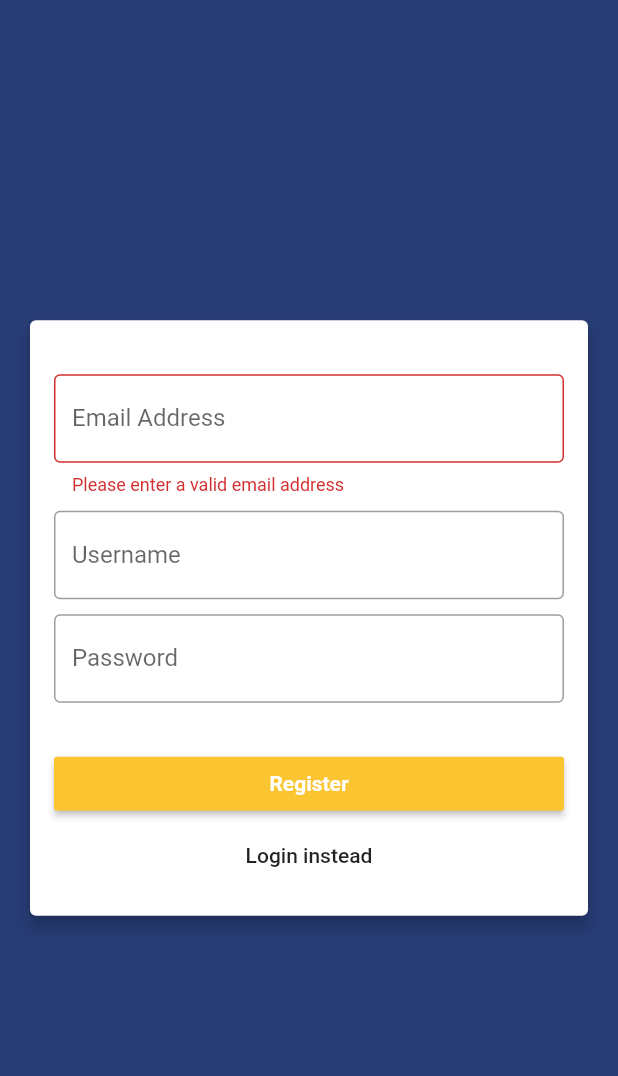
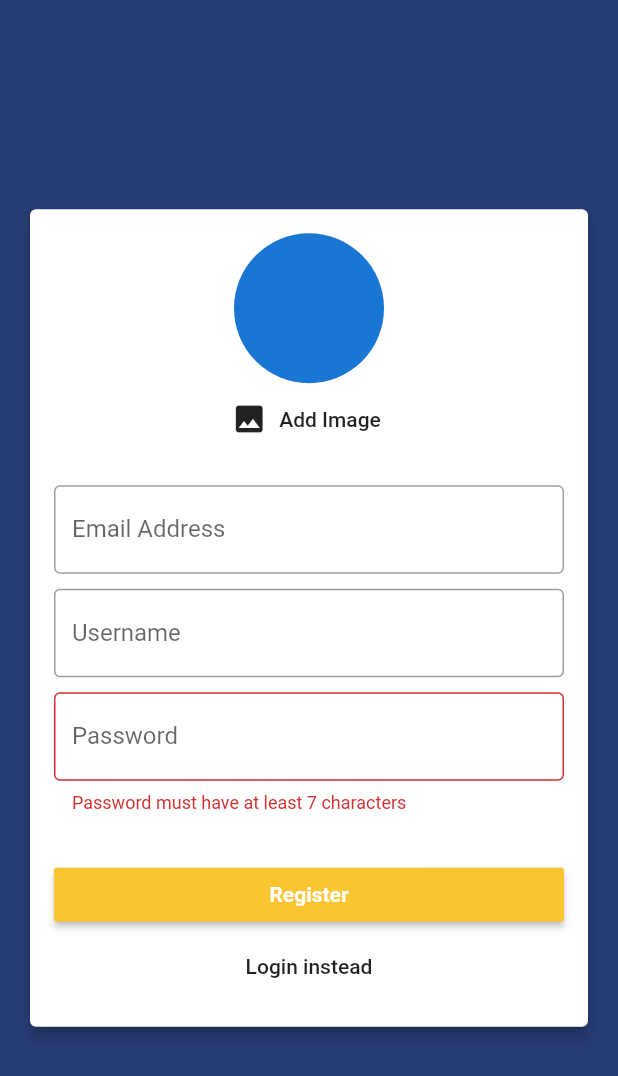
Before and after one commit to JulianGarzon22/chat_firebase, a Flutter app: the screen it shows after launch, after a tap on "Login", after a tap on "Register instead", on a phone screen of 412 x 824 dp. Shown: the top 1076 px of the screen. Run offline on Flutter 3.47's test engine with Material 2 defaults, Android fonts, the phone set to English and light mode, and no system bars; our stand-ins replace cloud_firestore, firebase_auth, firebase_storage, image_picker; accounts and stored records are empty.

Commit message:
Upload profile image

```diff
--- a/lib/screens/auth_screen.dart
+++ b/lib/screens/auth_screen.dart
@@ -1,6 +1,9 @@
+import 'dart:io';
+
 import 'package:cloud_firestore/cloud_firestore.dart';
 import 'package:flutter/material.dart';
 import 'package:firebase_auth/firebase_auth.dart';
+import 'package:firebase_storage/firebase_storage.dart';
 
 import 'package:chat_firebase/widgets/auth/auth_form.dart';
 import 'package:flutter/services.dart';
@@ -19,6 +22,7 @@ class _AuthScreenState extends State<AuthScreen> {
     String password,
     String username,
     bool isLogin,
+    File image,
     BuildContext context,
   ) async {
     AuthResult authResult;
@@ -34,10 +38,17 @@ class _AuthScreenState extends State<AuthScreen> {
         authResult = await _auth.createUserWithEmailAndPassword(
             email: email, password: password);
 
+        final ref = FirebaseStorage.instance
+            .ref()
+            .child('user_images')
+            .child(authResult.user.uid + '.jpg');
+        await ref.putFile(image).onComplete;
+        final url = await ref.getDownloadURL();
+
         await Firestore.instance
             .collection('users')
             .document(authResult.user.uid)
-            .setData({'username': username, 'email': email});
+            .setData({'username': username, 'email': email, 'image_url': url});
       }
     } on PlatformException catch (err) {
       String message = 'An error occurred!';
--- a/lib/widgets/auth/auth_form.dart
+++ b/lib/widgets/auth/auth_form.dart
@@ -1,7 +1,12 @@
+import 'dart:io';
+
 import 'package:flutter/material.dart';
 
+import 'package:chat_firebase/widgets/pickers/user_image_picker.dart';
+
 class AuthForm extends StatefulWidget {
-  final void Function(String, String, String, bool, BuildContext) submitFn;
+  final void Function(String, String, String, bool, File, BuildContext)
+      submitFn;
   final bool isLoading;
 
   AuthForm(this.submitFn, this.isLoading);
@@ -17,17 +22,30 @@ class _AuthFormState extends State<AuthForm> {
   String _userEmail = '';
   String _userName = '';
   String _userPassword = '';
+  File _userImageFile;
 
   void _trySubmit() {
     final isValid = _formKey.currentState.validate();
     FocusScope.of(context).unfocus();
 
+    if (_userImageFile == null && !_isLogin) {
+      Scaffold.of(context).showSnackBar(SnackBar(
+        content: Text('Plase pick an image'),
+      ));
+
+      return;
+    }
+
     if (isValid) {
       _formKey.currentState.save();
 
       widget.submitFn(_userEmail.trim(), _userPassword.trim(), _userName.trim(),
-          _isLogin, context);
+          _isLogin, _userImageFile, context);
     }
+  }
+
+  void _pickedImage(File image) {
+    _userImageFile = image;
   }
 
   @override
@@ -44,6 +62,7 @@ class _AuthFormState extends State<AuthForm> {
               child: Column(
                 mainAxisSize: MainAxisSize.min,
                 children: <Widget>[
+                  if (!_isLogin) UserImagePicker(_pickedImage),
                   Container(
                     margin: EdgeInsets.only(bottom: 10, top: 20),
                     child: TextFormField(
--- /dev/null
+++ b/lib/widgets/pickers/user_image_picker.dart
@@ -0,0 +1,53 @@
+import 'dart:io';
+
+import 'package:flutter/material.dart';
+
+import 'package:image_picker/image_picker.dart';
+
+class UserImagePicker extends StatefulWidget {
+  final Function(File) imagePickFn;
+
+  UserImagePicker(this.imagePickFn);
+
+  @override
+  _UserImagePickerState createState() => _UserImagePickerState();
+}
+
+class _UserImagePickerState extends State<UserImagePicker> {
+  final ImagePicker _picker = ImagePicker();
+  File _image;
+
+  void _pickImage() async {
+    try {
+      final PickedFile pickedFile = await _picker.getImage(
+          source: ImageSource.camera,
+          imageQuality: 50,
+          maxHeight: 150,
+          maxWidth: 150);
+
+      setState(() {
+        _image = File(pickedFile.path);
+      });
+      widget.imagePickFn(_image);
+    } catch (e) {
+      print(e);
+    }
+  }
+
+  @override
+  Widget build(BuildContext context) {
+    return Column(
+      children: <Widget>[
+        CircleAvatar(
+          radius: 50,
+          backgroundImage: _image != null ? FileImage(_image) : null,
+        ),
+        FlatButton.icon(
+          onPressed: _pickImage,
+          icon: Icon(Icons.image),
+          label: Text('Add Image'),
+        ),
+      ],
+    );
+  }
+}
--- a/pubspec.yaml
+++ b/pubspec.yaml
@@ -26,12 +26,14 @@ dependencies:
 
   # Utilities
   intl: ^0.16.1
+  image_picker: ^0.6.7+1
 
   # Firebase plugins
   firebase_core: ^0.4.0+9
   firebase_analytics: ^5.0.2
   firebase_auth: ^0.14.0+5
   cloud_firestore: ^0.12.9+5
+  firebase_storage: ^3.1.6
 
 
   # The following adds the Cupertino Icons font to your application.
```
Also changed, not shown: lib/screens/chat_screen.dart (+13 -1 lines), pubspec.lock, 2 other files.
